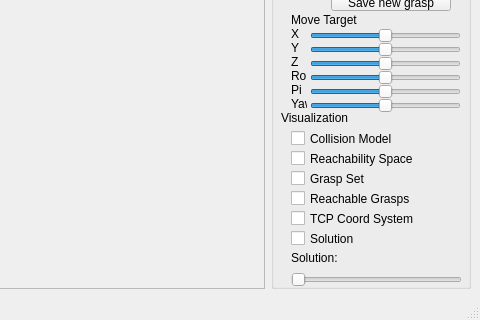
The window that Grasp/utils/GraspPlannerIK.ui (nachoh8/active-grasping) describes before a commit, drawn with Qt 5; both pictures show x 599 to 1079 and y 499 to 819 of the 1079 by 819 pixel window.
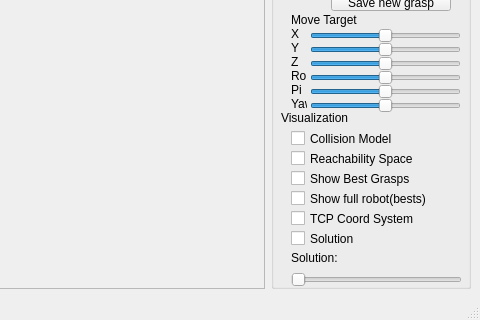
The same window after the commit.

Commit message: best grasps visu - GraspPlannerIK

The edit to the form file:
```diff
--- a/Grasp/utils/GraspPlannerIK.ui
+++ b/Grasp/utils/GraspPlannerIK.ui
@@ -685,7 +685,7 @@
         </rect>
        </property>
        <property name="text">
-        <string>Grasp Set</string>
+        <string>Show Best Grasps</string>
        </property>
       </widget>
       <widget class="QCheckBox" name="checkBoxTCP">
@@ -706,12 +706,12 @@
         <rect>
          <x>20</x>
          <y>680</y>
-         <width>141</width>
+         <width>180</width>
          <height>17</height>
         </rect>
        </property>
        <property name="text">
-        <string>Reachable Grasps</string>
+        <string>Show full robot(bests)</string>
        </property>
       </widget>
       <widget class="QCheckBox" name="checkBoxReachabilitySpace">
```
Left out of the diff: 4 changed lines with no effect on the pictures. The commit also changes 5 other files.
